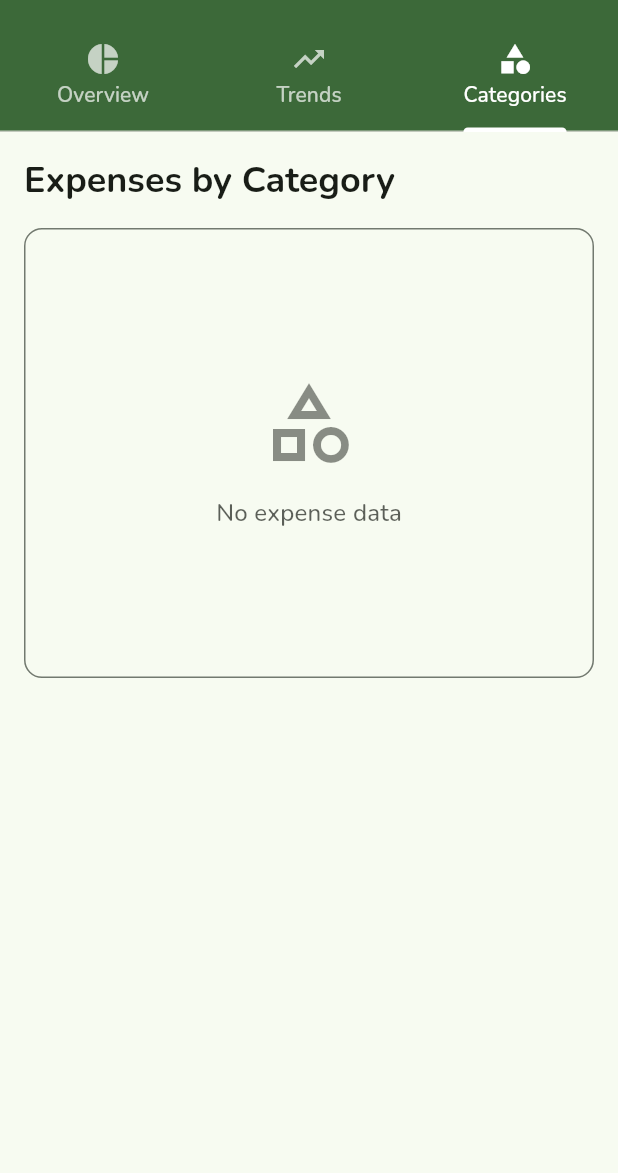
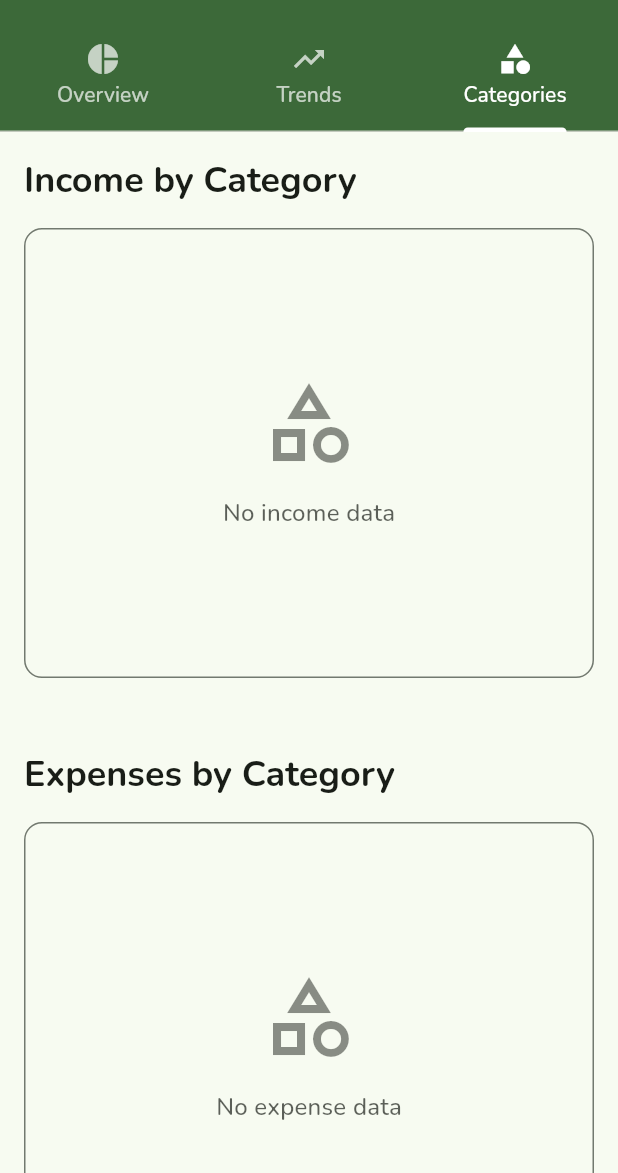
Before and after one commit to A-radman9/money_manager, a Flutter app: the ReportsScreen screen opened directly, tab 3 chosen, on a phone screen of 412 x 824 dp, the part 63-1236 px from its top. Run offline on Flutter 3.47's test engine with Material 3 defaults, Android fonts, the phone set to English and light mode, and no system bars; our stand-ins replace dartz, equatable, fl_chart, flutter_bloc, shared_preferences, sqflite; accounts and stored records are empty.

Commit message:
feat: Add Income by Category section to Financial Reports
✅ COMPLETE CATEGORY ANALYSIS IN FINANCIAL REPORTS ✅

ENHANCED CATEGORIES TAB IN REPORTS:

NEW FEATURES ADDED:
- Income by Category section with pie chart and breakdown
- Expenses by Category section (enhanced from existing)
- Dual category analysis in single screen
- Separate color schemes for income (green tones) vs expenses (red tones)
- Localized section titles and empty state messages

TECHNICAL IMPLEMENTATION:
- Refactor _CategoriesTab to use reusable _CategorySection widget
- Create _CategorySection widget for both income and expense analysis
- Add income-specific color palette (greens, teals, blues)
- Add expense-specific color palette (reds, oranges, pinks)
- Support for different transaction types ('income' vs 'expense')
- Proper empty state handling for both sections

LOCALIZATION ENHANCEMENTS:
- Add 'incomeByCategory' → 'الدخل حسب الفئة' translation
- Add 'noIncomeData' → 'لا توجد بيانات دخل' translation
- Maintain existing expense translations
- Generate updated localization files

USER EXPERIENCE IMPROVEMENTS:
- Complete financial picture with both income and expense breakdowns
- Visual separation between income and expense sections
- Consistent pie chart and list breakdown format for both sections
- Professional color coding: green for income, red for expenses
- Localized category names using bilingual category system

CATEGORIES TAB NOW SHOWS:
1. INCOME BY CATEGORY:
   - Pie chart with green color scheme
   - Category breakdown list with amounts and percentages
   - Empty state: 'No income data' / 'لا توجد بيانات دخل'

2. EXPENSES BY CATEGORY:
   - Pie chart with red color scheme
   - Category breakdown list with amounts and percentages
   - Empty state: 'No expense data' / 'لا توجد بيانات مصروفات'

RESULT: Users now have comprehensive category analysis showing both income and expense distributions with beautiful visualizations and complete Arabic translation support!

```diff
--- a/lib/l10n/app_ar.arb
+++ b/lib/l10n/app_ar.arb
@@ -93,7 +93,9 @@
   "noDataToDisplay": "لا توجد بيانات للعرض",
   "addTransactionsToSeeCharts": "أضف بعض المعاملات لرؤية الرسوم البيانية",
   "dailyTrendsLast7Days": "الاتجاهات اليومية (آخر 7 أيام)",
+  "incomeByCategory": "الدخل حسب الفئة",
   "expensesByCategory": "المصروفات حسب الفئة",
+  "noIncomeData": "لا توجد بيانات دخل",
   "noExpenseData": "لا توجد بيانات مصروفات",
   "categoryBreakdown": "تفصيل الفئات",
   "unknownCategory": "فئة غير معروفة",
--- a/lib/l10n/app_en.arb
+++ b/lib/l10n/app_en.arb
@@ -93,7 +93,9 @@
   "noDataToDisplay": "No data to display",
   "addTransactionsToSeeCharts": "Add some transactions to see charts",
   "dailyTrendsLast7Days": "Daily Trends (Last 7 Days)",
+  "incomeByCategory": "Income by Category",
   "expensesByCategory": "Expenses by Category",
+  "noIncomeData": "No income data",
   "noExpenseData": "No expense data",
   "categoryBreakdown": "Category Breakdown",
   "unknownCategory": "Unknown Category",
--- a/lib/l10n/app_localizations.dart
+++ b/lib/l10n/app_localizations.dart
@@ -620,6 +620,18 @@ abstract class AppLocalizations {
   /// **'Daily Trends (Last 7 Days)'**
   String get dailyTrendsLast7Days;
 
+  /// No description provided for @incomeByCategory.
+  ///
+  /// In en, this message translates to:
+  /// **'Income by Category'**
+  String get incomeByCategory;
+
+  /// No description provided for @noIncomeData.
+  ///
+  /// In en, this message translates to:
+  /// **'No income data'**
+  String get noIncomeData;
+
   /// No description provided for @noExpenseData.
   ///
   /// In en, this message translates to:
--- a/lib/l10n/app_localizations_ar.dart
+++ b/lib/l10n/app_localizations_ar.dart
@@ -271,6 +271,12 @@ class AppLocalizationsAr extends AppLocalizations {
   String get dailyTrendsLast7Days => 'الاتجاهات اليومية (آخر 7 أيام)';
 
   @override
+  String get incomeByCategory => 'الدخل حسب الفئة';
+
+  @override
+  String get noIncomeData => 'لا توجد بيانات دخل';
+
+  @override
   String get noExpenseData => 'لا توجد بيانات مصروفات';
 
   @override
--- a/lib/l10n/app_localizations_en.dart
+++ b/lib/l10n/app_localizations_en.dart
@@ -277,6 +277,12 @@ class AppLocalizationsEn extends AppLocalizations {
   String get dailyTrendsLast7Days => 'Daily Trends (Last 7 Days)';
 
   @override
+  String get incomeByCategory => 'Income by Category';
+
+  @override
+  String get noIncomeData => 'No income data';
+
+  @override
   String get noExpenseData => 'No expense data';
 
   @override
--- a/lib/presentation/views/reports/reports_screen.dart
+++ b/lib/presentation/views/reports/reports_screen.dart
@@ -443,16 +443,75 @@ class _CategoriesTab extends StatelessWidget {
       }
     }
 
-    // Group transactions by category
-    final categoryData = <String, double>{};
-    final categoryColors = <String, Color>{};
-    final colors = [
-      Colors.blue, Colors.orange, Colors.purple, Colors.teal,
-      Colors.pink, Colors.indigo, Colors.amber, Colors.cyan,
-    ];
+    return SingleChildScrollView(
+      padding: const EdgeInsets.all(16),
+      child: Column(
+        crossAxisAlignment: CrossAxisAlignment.start,
+        children: [
+          // Income by Category Section
+          _CategorySection(
+            title: l10n.incomeByCategory,
+            transactionType: 'income',
+            transactions: transactions,
+            categoryMap: categoryMap,
+            l10n: l10n,
+            emptyMessage: l10n.noIncomeData,
+            colors: const [
+              Colors.green, Colors.teal, Colors.blue, Colors.indigo, Colors.cyan,
+              Colors.lightGreen, Colors.blueGrey, Colors.deepPurple, Colors.lightBlue,
+            ],
+          ),
+
+          const SizedBox(height: 32),
+
+          // Expenses by Category Section
+          _CategorySection(
+            title: l10n.expensesByCategory,
+            transactionType: 'expense',
+            transactions: transactions,
+            categoryMap: categoryMap,
+            l10n: l10n,
+            emptyMessage: l10n.noExpenseData,
+            colors: const [
+              Colors.red, Colors.orange, Colors.pink, Colors.deepOrange, Colors.amber,
+              Colors.purple, Colors.brown, Colors.redAccent, Colors.orangeAccent,
+            ],
+          ),
+        ],
+      ),
+    );
+  }
+}
+
+class _CategorySection extends StatelessWidget {
+  final String title;
+  final String transactionType;
+  final List<Transaction> transactions;
+  final Map<String, Category> categoryMap;
+  final AppLocalizations l10n;
+  final String emptyMessage;
+  final List<Color> colors;
+
+  const _CategorySection({
+    required this.title,
+    required this.transactionType,
+    required this.transactions,
+    required this.categoryMap,
+    required this.l10n,
+    required this.emptyMessage,
+    required this.colors,
+  });
+
+  @override
+  Widget build(BuildContext context) {
+    final theme = Theme.of(context);
+
+    // Calculate category data for the specific transaction type
+    final Map<String, double> categoryData = {};
+    final Map<String, Color> categoryColors = {};
 
     for (final transaction in transactions) {
-      if (transaction.type == 'expense') {
+      if (transaction.type == transactionType) {
         final categoryId = transaction.categoryId;
         final category = categoryMap[categoryId];
         final categoryName = category?.getLocalizedName(l10n.localeName) ?? l10n.unknownCategory;
@@ -465,13 +524,11 @@ class _CategoriesTab extends StatelessWidget {
       }
     }
 
-    return SingleChildScrollView(
-      padding: const EdgeInsets.all(16),
-      child: Column(
+    return Column(
       crossAxisAlignment: CrossAxisAlignment.start,
       children: [
         Text(
-            l10n.expensesByCategory,
+          title,
           style: theme.textTheme.headlineSmall?.copyWith(
             fontWeight: FontWeight.bold,
           ),
@@ -521,7 +578,7 @@ class _CategoriesTab extends StatelessWidget {
                   ),
                   const SizedBox(height: 16),
                   Text(
-                      l10n.noExpenseData,
+                    emptyMessage,
                     style: theme.textTheme.titleMedium?.copyWith(
                       color: theme.colorScheme.onSurface.withOpacity(0.7),
                     ),
@@ -551,7 +608,7 @@ class _CategoriesTab extends StatelessWidget {
                   backgroundColor: categoryColors[entry.key]!,
                   radius: 12,
                 ),
-                  title: Text(entry.key), // Now shows the actual category name
+                title: Text(entry.key),
                 trailing: Column(
                   mainAxisAlignment: MainAxisAlignment.center,
                   crossAxisAlignment: CrossAxisAlignment.end,
@@ -575,7 +632,6 @@ class _CategoriesTab extends StatelessWidget {
           }).toList(),
         ],
       ],
-      ),
     );
   }
 }
```
Lines whose indentation alone changed are shown as unchanged.
